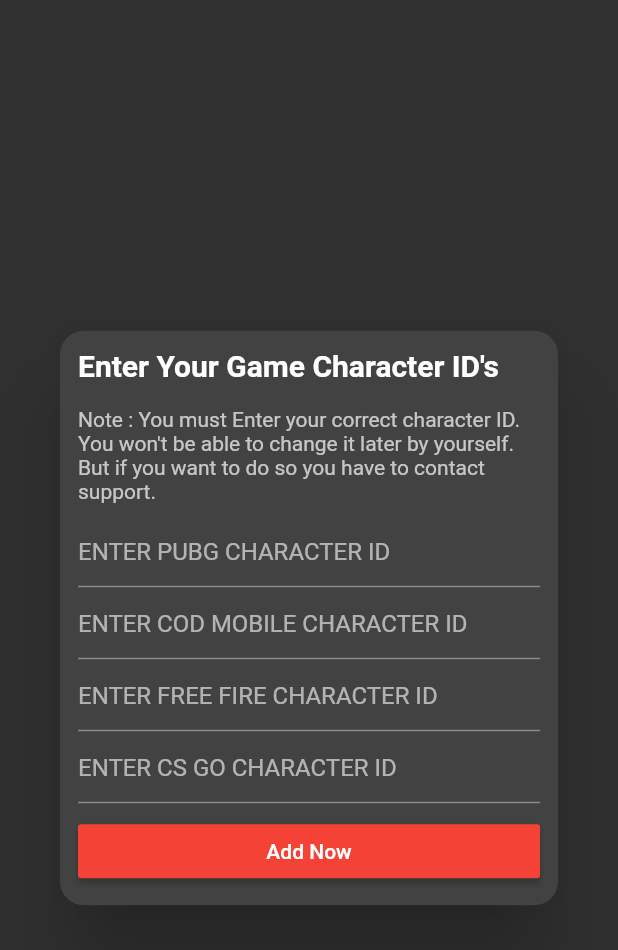
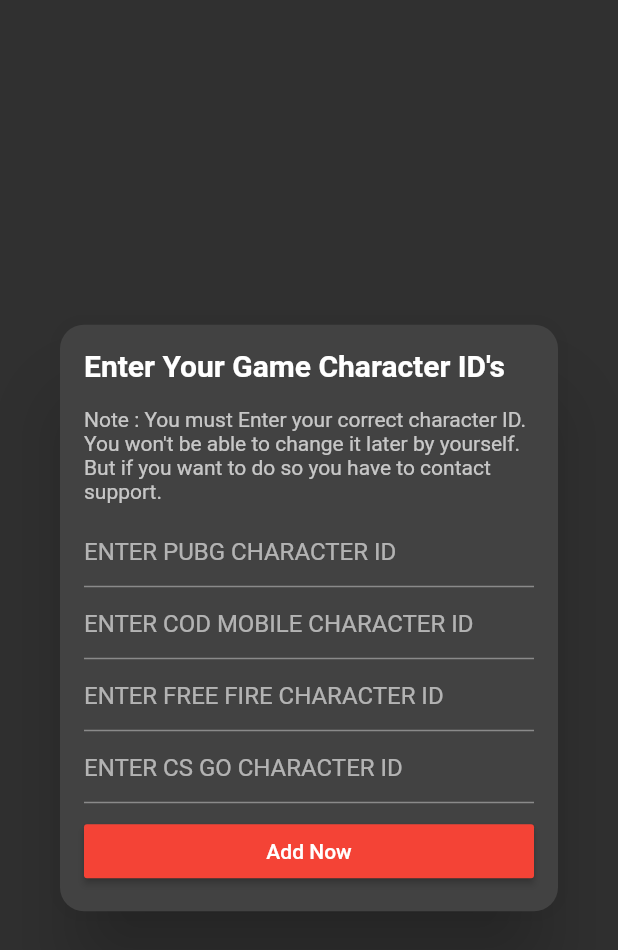
Before and after one commit to mishmash-labs/evorgaming, a Flutter app: the SettingsPage widget shown alone on an empty page, opened directly, on a phone screen of 412 x 824 dp. Shown: the top 950 px of the screen. Run offline on Flutter 3.47's test engine with Material 2 defaults, Android fonts, the phone set to English and light mode, and no system bars; drawn by our look-alikes of auto_size_text; our stand-ins replace bloc, bot_toast, cached_network_image, dio, flutter_bloc, flutter_form_builder and 3 more; accounts and stored records are empty; network calls fail.

Commit message:
padding changes

```diff
--- a/lib/pages/account/settings_page.dart
+++ b/lib/pages/account/settings_page.dart
@@ -9,7 +9,7 @@
           borderRadius: BorderRadius.circular(16.0)), //this right here
       child: Container(
         child: Padding(
-          padding: const EdgeInsets.all(12.0),
+          padding: const EdgeInsets.all(16.0),
           child: Column(
             crossAxisAlignment: CrossAxisAlignment.start,
             mainAxisSize: MainAxisSize.min,
```
